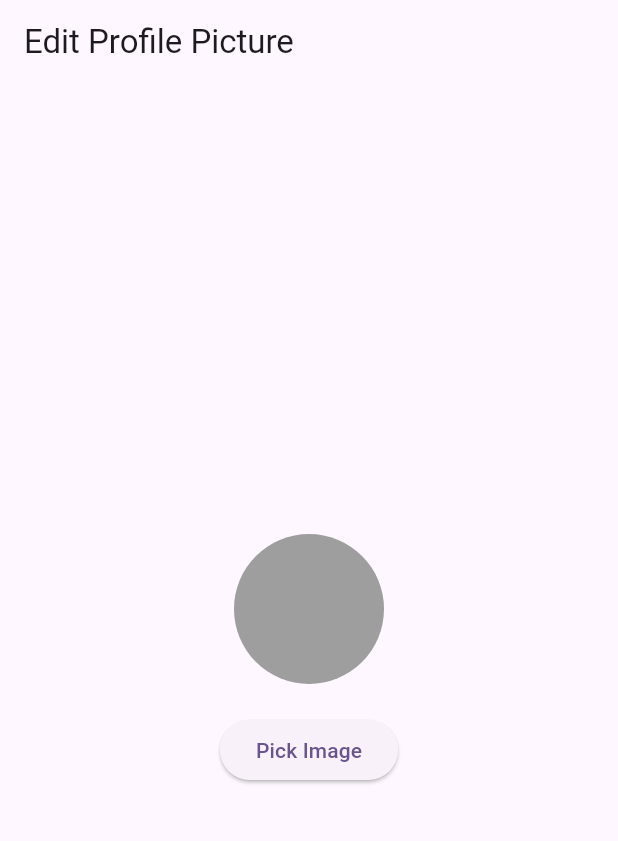
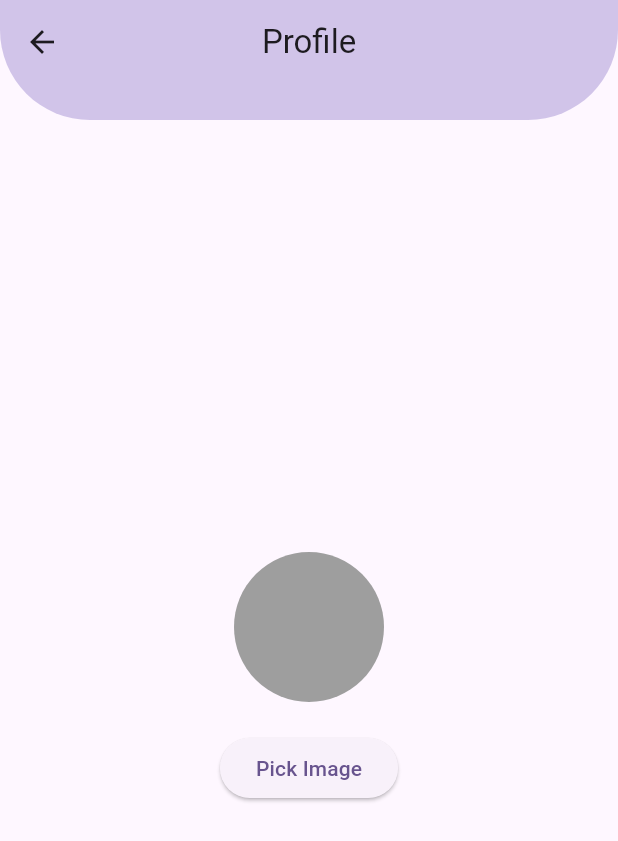
Before and after one commit to ChathraNavoda/counter, a Flutter app: the EditProfilePic screen opened by its route, on a phone screen of 412 x 824 dp. Shown: the top 841 px of the screen. Run offline on Flutter 3.47's test engine with Material 3 defaults, Android fonts, the phone set to English and light mode, and no system bars; our stand-ins replace go_router, image_picker, lottie; network calls fail; key blocks and very long unbroken strings in the code were emptied for the run.

Commit message:
navigation to profile page

```diff
--- a/lib/screens/edit_profile_pic.dart
+++ b/lib/screens/edit_profile_pic.dart
@@ -1,6 +1,7 @@
 import 'dart:io';
 
 import 'package:flutter/material.dart';
+import 'package:go_router/go_router.dart';
 import 'package:image_picker/image_picker.dart';
 class EditProfilePic extends StatefulWidget {
   const EditProfilePic({Key? key}) : super(key: key);
@@ -24,9 +25,26 @@ class _EditProfilePicState extends State<EditProfilePic> {
   @override
   Widget build(BuildContext context) {
     return Scaffold(
-      appBar: AppBar(
-        title: const Text('Edit Profile Picture'),
+          appBar: PreferredSize(
+  preferredSize: const Size.fromHeight(80.0),
+  child: AppBar(
+    leading: IconButton(
+      icon: const Icon(Icons.arrow_back),
+      onPressed: () {
+        // Handle back button press
+        GoRouter.of(context).go("/"); // You can replace "/" with the desired route
+      },
+    ),
+    shape: const RoundedRectangleBorder(
+      borderRadius: BorderRadius.vertical(
+        bottom: Radius.circular(60),
       ),
+    ),
+    title: const Text("Profile"),
+    centerTitle: true,
+    backgroundColor:  Colors.deepPurple.shade100// Set the background color to light orange
+  ),
+),
       body: Center(
         child: Column(
           mainAxisAlignment: MainAxisAlignment.center,
--- a/lib/screens/manage_profile.dart
+++ b/lib/screens/manage_profile.dart
@@ -13,7 +13,7 @@ class ManageProfile extends StatelessWidget {
           leading: IconButton(
             icon: const Icon(Icons.arrow_back),
             onPressed: () {
-              GoRouter.of(context).go("/");
+              GoRouter.of(context).go("/profile");
             },
           ),
           shape: const RoundedRectangleBorder(
```
